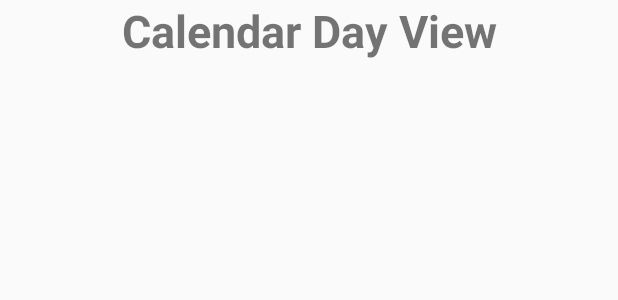
After one commit to charlie-thomas/MyPHR, an Android app: the layout fragment_calendar_day.xml on its own in the app's theme, with its tools: preview values and no code run, on a phone screen of 412 x 824 dp. The commit adds this screen. Shown: the top 300 px of the screen. Run offline under Robolectric (Android 15) with nearby library versions, the phone set to English and light mode, and no system bars.

Commit message:
Created main page layout files to work up from. Closes #18

```diff
--- /dev/null
+++ b/MyPHR/app/src/main/res/layout/fragment_calendar_day.xml
@@ -0,0 +1,15 @@
+<FrameLayout xmlns:android="http://schemas.android.com/apk/res/android"
+    xmlns:tools="http://schemas.android.com/tools"
+    android:layout_width="match_parent"
+    android:layout_height="match_parent"
+    tools:context="com.csbgroup.myphr.CalendarDay">
+
+    <TextView
+        android:layout_width="match_parent"
+        android:layout_height="match_parent"
+        android:text="Calendar Day View"
+        android:textAlignment="center"
+        android:textSize="30sp"
+        android:textStyle="bold" />
+
+</FrameLayout>
```
Also changed, not shown: MyPHR/app/src/main/res/layout/activity_main.xml (+7 -0 lines), MyPHR/app/src/main/res/layout/fragment_appointments.xml (added, +15 -0 lines), MyPHR/app/src/main/res/layout/fragment_contacts.xml (added, +15 -0 lines), MyPHR/app/src/main/res/layout/fragment_medicine.xml (added, +15 -0 lines), MyPHR/app/src/main/res/layout/fragment_statistics.xml (added, +15 -0 lines).
